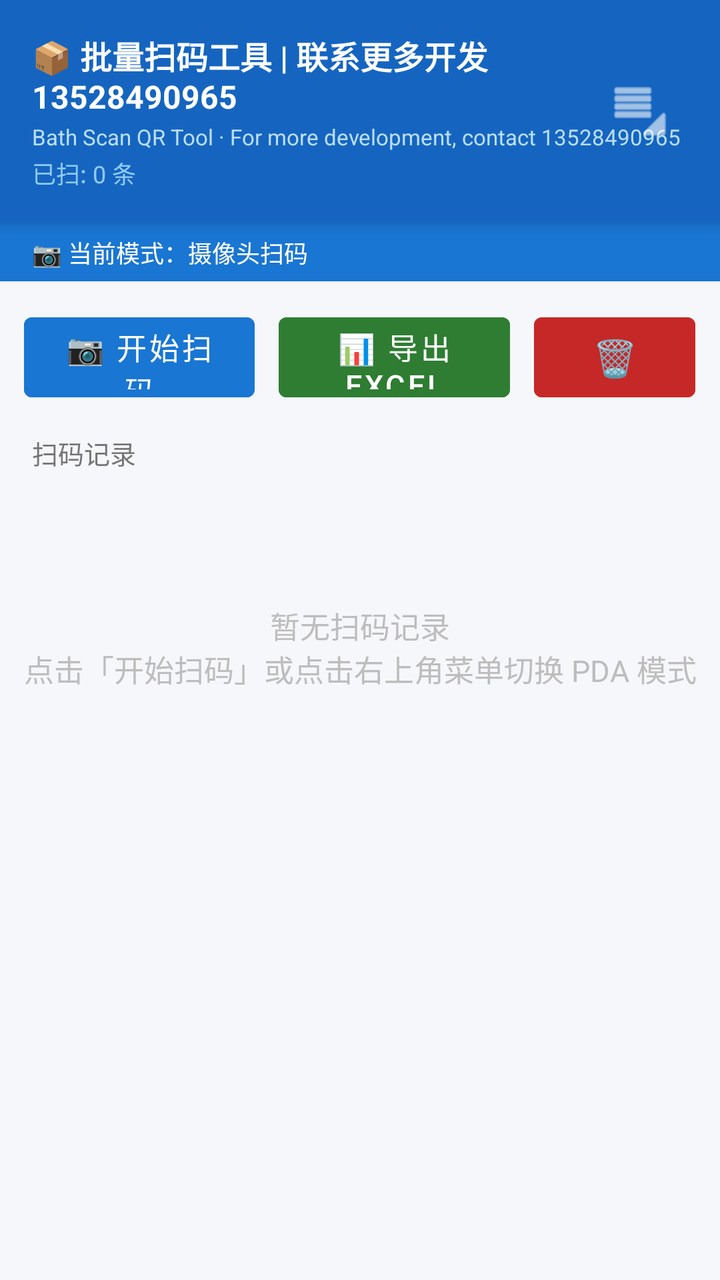
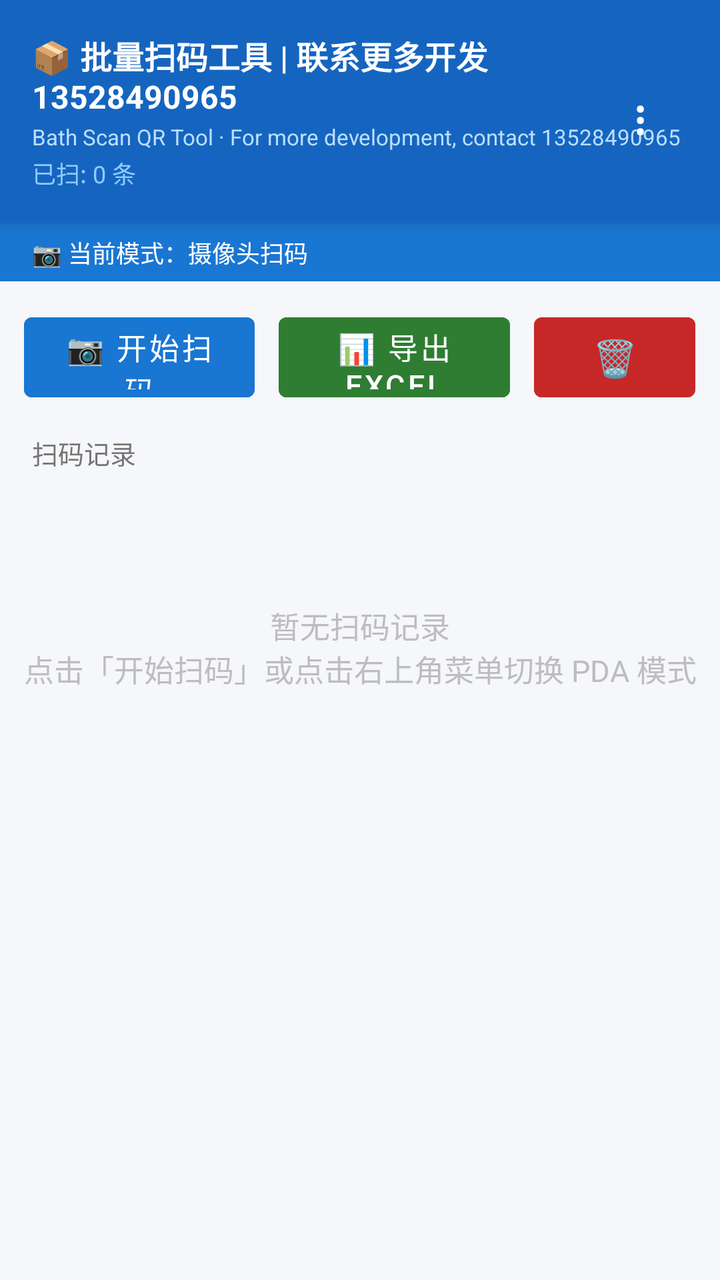

An Android layout rendered at two revisions. The XML below is the earlier revision; the diff shows what the commit changed to produce the second picture.
<!-- AndroidManifest.xml: application theme Theme.QRScanner -->
<!-- res/layout/activity_main.xml -->
<?xml version="1.0" encoding="utf-8"?>
<androidx.constraintlayout.widget.ConstraintLayout
    xmlns:android="http://schemas.android.com/apk/res/android"
    xmlns:app="http://schemas.android.com/apk/res-auto"
    android:layout_width="match_parent"
    android:layout_height="match_parent"
    android:background="#F5F7FA">

    <RelativeLayout
        android:id="@+id/toolbar"
        android:layout_width="0dp"
        android:layout_height="wrap_content"
        android:background="#1565C0"
        android:paddingStart="16dp"
        android:paddingEnd="16dp"
        android:paddingTop="16dp"
        android:paddingBottom="16dp"
        android:elevation="4dp"
        app:layout_constraintTop_toTopOf="parent"
        app:layout_constraintStart_toStartOf="parent"
        app:layout_constraintEnd_toEndOf="parent">

        <LinearLayout
            android:layout_width="wrap_content"
            android:layout_height="wrap_content"
            android:layout_alignParentStart="true"
            android:orientation="vertical">

            <TextView
                android:layout_width="wrap_content"
                android:layout_height="wrap_content"
                android:text="📦 批量扫码工具 | 联系更多开发 13528490965"
                android:textColor="#FFFFFF"
                android:textSize="16sp"
                android:textStyle="bold" />

            <TextView
                android:layout_width="wrap_content"
                android:layout_height="wrap_content"
                android:text="Bath Scan QR Tool · For more development, contact 13528490965"
                android:textColor="#BBDEFB"
                android:textSize="11sp"
                android:layout_marginTop="2dp" />

            <TextView
                android:id="@+id/tvCounter"
                android:layout_width="wrap_content"
                android:layout_height="wrap_content"
                android:text="已扫: 0 条"
                android:textColor="#90CAF9"
                android:textSize="12sp"
                android:layout_marginTop="2dp" />

        </LinearLayout>

        <ImageButton
            android:id="@+id/btnMenu"
            android:layout_width="48dp"
            android:layout_height="48dp"
            android:layout_alignParentEnd="true"
            android:layout_centerVertical="true"
            android:background="?attr/selectableItemBackgroundBorderless"
            android:src="@android:drawable/ic_menu_moreoverflow"
            android:contentDescription="菜单"
            android:tint="#FFFFFF"
            android:scaleType="center" />

    </RelativeLayout>

    <TextView
        android:id="@+id/tvModeBar"
        android:layout_width="0dp"
        android:layout_height="wrap_content"
        android:text="📷 当前模式：摄像头扫码"
        android:textSize="12sp"
        android:textColor="#FFFFFF"
        android:background="#1976D2"
        android:paddingStart="16dp"
        android:paddingEnd="16dp"
        android:paddingTop="6dp"
        android:paddingBottom="6dp"
        app:layout_constraintTop_toBottomOf="@id/toolbar"
        app:layout_constraintStart_toStartOf="parent"
        app:layout_constraintEnd_toEndOf="parent" />

    <LinearLayout
        android:id="@+id/btnLayout"
        android:layout_width="0dp"
        android:layout_height="wrap_content"
        android:orientation="horizontal"
        android:padding="12dp"
        android:gravity="center"
        app:layout_constraintTop_toBottomOf="@id/tvModeBar"
        app:layout_constraintStart_toStartOf="parent"
        app:layout_constraintEnd_toEndOf="parent">

        <Button
            android:id="@+id/btnScan"
            android:layout_width="0dp"
            android:layout_height="52dp"
            android:layout_weight="1"
            android:layout_marginEnd="6dp"
            android:text="📷 开始扫码"
            android:textSize="15sp"
            android:textColor="#FFFFFF"
            android:backgroundTint="#1976D2"
            android:stateListAnimator="@null" />

        <Button
            android:id="@+id/btnExport"
            android:layout_width="0dp"
            android:layout_height="52dp"
            android:layout_weight="1"
            android:layout_marginStart="6dp"
            android:layout_marginEnd="6dp"
            android:text="📊 导出Excel"
            android:textSize="15sp"
            android:textColor="#FFFFFF"
            android:backgroundTint="#2E7D32"
            android:enabled="false"
            android:stateListAnimator="@null" />

        <Button
            android:id="@+id/btnClear"
            android:layout_width="0dp"
            android:layout_height="52dp"
            android:layout_weight="0.7"
            android:layout_marginStart="6dp"
            android:text="🗑️"
            android:textSize="18sp"
            android:textColor="#FFFFFF"
            android:backgroundTint="#C62828"
            android:enabled="false"
            android:stateListAnimator="@null" />

    </LinearLayout>

    <TextView
        android:id="@+id/tvListTitle"
        android:layout_width="0dp"
        android:layout_height="wrap_content"
        android:text="扫码记录"
        android:textSize="13sp"
        android:textColor="#757575"
        android:paddingStart="16dp"
        android:paddingEnd="16dp"
        android:paddingBottom="6dp"
        app:layout_constraintTop_toBottomOf="@id/btnLayout"
        app:layout_constraintStart_toStartOf="parent"
        app:layout_constraintEnd_toEndOf="parent" />

    <TextView
        android:id="@+id/tvEmpty"
        android:layout_width="0dp"
        android:layout_height="wrap_content"
        android:text="暂无扫码记录\n点击「开始扫码」或点击右上角菜单切换 PDA 模式"
        android:textSize="15sp"
        android:textColor="#BDBDBD"
        android:gravity="center"
        android:paddingTop="60dp"
        android:visibility="visible"
        app:layout_constraintTop_toBottomOf="@id/tvListTitle"
        app:layout_constraintStart_toStartOf="parent"
        app:layout_constraintEnd_toEndOf="parent" />

    <androidx.recyclerview.widget.RecyclerView
        android:id="@+id/recyclerView"
        android:layout_width="0dp"
        android:layout_height="0dp"
        android:paddingStart="8dp"
        android:paddingEnd="8dp"
        android:paddingBottom="8dp"
        android:clipToPadding="false"
        app:layout_constraintTop_toBottomOf="@id/tvListTitle"
        app:layout_constraintBottom_toBottomOf="parent"
        app:layout_constraintStart_toStartOf="parent"
        app:layout_constraintEnd_toEndOf="parent" />

</androidx.constraintlayout.widget.ConstraintLayout>
<!-- resources referenced by this layout -->
<resources>
  <style name="Theme.QRScanner" parent="Theme.MaterialComponents.Light.NoActionBar">
          <item name="colorPrimary">#1565C0</item>
          <item name="colorPrimaryVariant">#0D47A1</item>
          <item name="colorOnPrimary">#FFFFFF</item>
          <item name="colorSecondary">#2E7D32</item>
          <item name="android:windowBackground">#F5F7FA</item>
      </style>
</resources>

<!-- the commit's change to res/layout/activity_main.xml (unified diff, before → after) -->
@@ -53,17 +53,17 @@
 
         </LinearLayout>
 
-        <ImageButton
+        <Button
             android:id="@+id/btnMenu"
             android:layout_width="48dp"
             android:layout_height="48dp"
             android:layout_alignParentEnd="true"
             android:layout_centerVertical="true"
             android:background="?attr/selectableItemBackgroundBorderless"
-            android:src="@android:drawable/ic_menu_moreoverflow"
-            android:contentDescription="菜单"
-            android:tint="#FFFFFF"
-            android:scaleType="center" />
+            android:text="⋮"
+            android:textSize="24sp"
+            android:textColor="#FFFFFF"
+            android:contentDescription="菜单" />
 
     </RelativeLayout>
 
